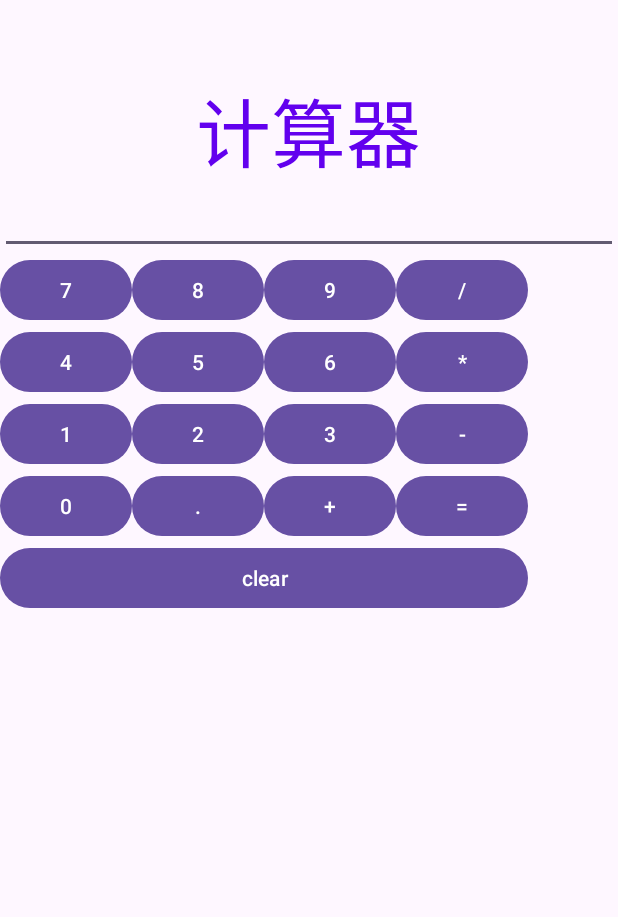
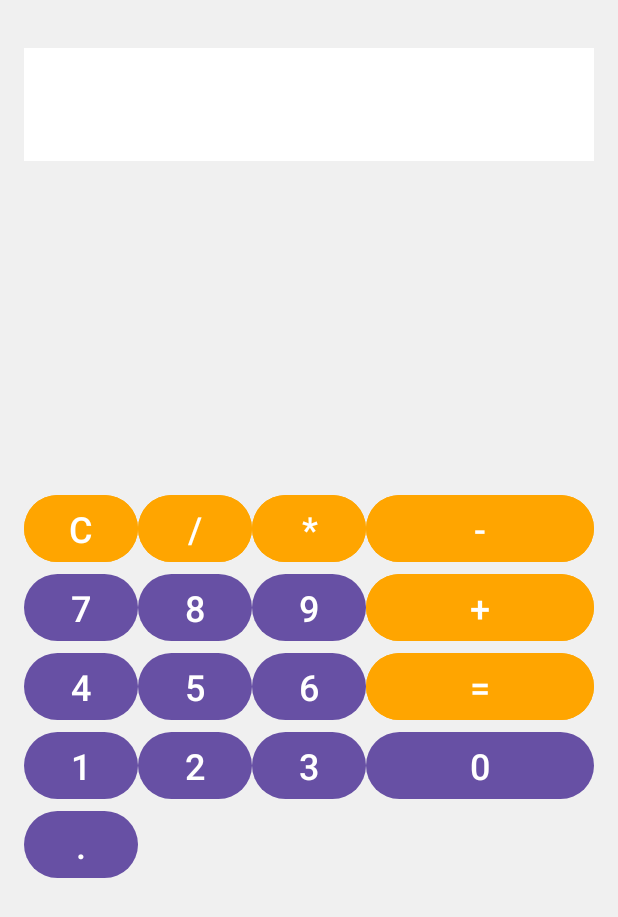
Before and after one commit to Arcanasta/cal, an Android app: the layout activity_calculate.xml on its own in the app's theme, with its tools: preview values and no code run, on a phone screen of 412 x 824 dp. Shown: the top 917 px of the screen. Run offline under Robolectric (Android 15) with nearby library versions, the phone set to English and light mode, and no system bars.

Commit message:
first commit

```diff
--- a/app/src/main/AndroidManifest.xml
+++ b/app/src/main/AndroidManifest.xml
@@ -1,6 +1,7 @@
 <?xml version="1.0" encoding="utf-8"?>
 <manifest xmlns:android="http://schemas.android.com/apk/res/android"
     xmlns:tools="http://schemas.android.com/tools">
+
 
     <application
         android:allowBackup="true"
--- a/app/src/main/res/layout/activity_calculate.xml
+++ b/app/src/main/res/layout/activity_calculate.xml
@@ -1,133 +1,200 @@
 <?xml version="1.0" encoding="utf-8"?>
-<LinearLayout xmlns:android="http://schemas.android.com/apk/res/android"
+<androidx.constraintlayout.widget.ConstraintLayout xmlns:android="http://schemas.android.com/apk/res/android"
     xmlns:app="http://schemas.android.com/apk/res-auto"
-    xmlns:tools="http://schemas.android.com/tools"
     android:layout_width="match_parent"
     android:layout_height="match_parent"
-    android:orientation="vertical">
+    android:background="#F0F0F0">
 
-    <TextView
-        android:id="@+id/tv_title"
-        android:layout_width="wrap_content"
+    <EditText
+        android:id="@+id/inputEditText"
+        android:layout_width="0dp"
         android:layout_height="wrap_content"
-        android:text="计算器"
-        android:textSize="50dp"
-        android:layout_gravity="center"
-        android:layout_marginTop="50dp"
-        android:textColor="@color/purple_500"/>
-    <EditText
-        android:id="@+id/et_show"
-        android:layout_width="match_parent"
+        android:layout_marginTop="32dp"
+        android:layout_marginStart="16dp"
+        android:layout_marginEnd="16dp"
+        android:background="@android:color/white"
+        android:gravity="end|center_vertical"
+        android:padding="16dp"
+        android:textSize="32sp"
+        app:layout_constraintEnd_toEndOf="parent"
+        app:layout_constraintStart_toStartOf="parent"
+        app:layout_constraintTop_toTopOf="parent" />
+
+    <GridLayout
+        android:id="@+id/buttonGridLayout"
+        android:layout_width="0dp"
         android:layout_height="wrap_content"
-        android:layout_gravity="right"/>
-    <LinearLayout
-        android:layout_width="match_parent"
+        android:layout_marginTop="16dp"
+        android:layout_marginStart="16dp"
+        android:layout_marginEnd="16dp"
+        android:layout_marginBottom="32dp"
+        android:columnCount="4"
+        android:rowCount="5"
+        app:layout_constraintBottom_toBottomOf="parent"
+        app:layout_constraintEnd_toEndOf="parent"
+        app:layout_constraintStart_toStartOf="parent"
+        app:layout_constraintTop_toBottomOf="@id/inputEditText">
+
+        <Button
+            android:id="@+id/btnClear"
+            android:layout_width="0dp"
             android:layout_height="wrap_content"
-        android:orientation="vertical">
-        <LinearLayout
-            android:layout_width="match_parent"
+            android:layout_columnWeight="1"
+            android:layout_rowWeight="1"
+            android:backgroundTint="#FFA500"
+            android:text="C"
+            android:textSize="24sp" />
+
+        <Button
+            android:id="@+id/btnDivide"
+            android:layout_width="0dp"
             android:layout_height="wrap_content"
-            android:orientation="horizontal">
+            android:layout_columnWeight="1"
+            android:layout_rowWeight="1"
+            android:backgroundTint="#FFA500"
+            android:text="/"
+            android:textSize="24sp" />
+
         <Button
-                android:id="@+id/btn_7"
-                android:layout_width="wrap_content"
+            android:id="@+id/btnMultiply"
+            android:layout_width="0dp"
             android:layout_height="wrap_content"
-                android:text="7"/>
+            android:layout_columnWeight="1"
+            android:layout_rowWeight="1"
+            android:backgroundTint="#FFA500"
+            android:text="*"
+            android:textSize="24sp" />
+
         <Button
-                android:id="@+id/btn_8"
-                android:layout_width="wrap_content"
+            android:id="@+id/btnSubtract"
+            android:layout_width="0dp"
             android:layout_height="wrap_content"
-                android:text="8"/>
+            android:layout_columnWeight="1"
+            android:layout_rowWeight="1"
+            android:backgroundTint="#FFA500"
+            android:text="-"
+            android:textSize="24sp" />
+
         <Button
-                android:id="@+id/btn_9"
-                android:layout_width="wrap_content"
+            android:id="@+id/btn7"
+            android:layout_width="0dp"
             android:layout_height="wrap_content"
-                android:text="9"/>
+            android:layout_columnWeight="1"
+            android:layout_rowWeight="1"
+            android:text="7"
+            android:textSize="24sp" />
+
         <Button
-                android:id="@+id/btn_divided"
-                android:layout_width="wrap_content"
+            android:id="@+id/btn8"
+            android:layout_width="0dp"
             android:layout_height="wrap_content"
-                android:text="/"/>
-        </LinearLayout>
-        <LinearLayout
-            android:layout_width="match_parent"
+            android:layout_columnWeight="1"
+            android:layout_rowWeight="1"
+            android:text="8"
+            android:textSize="24sp" />
+
+        <Button
+            android:id="@+id/btn9"
+            android:layout_width="0dp"
             android:layout_height="wrap_content"
-            android:orientation="horizontal">
+            android:layout_columnWeight="1"
+            android:layout_rowWeight="1"
+            android:text="9"
+            android:textSize="24sp" />
+
         <Button
-                android:id="@+id/btn_4"
-                android:layout_width="wrap_content"
+            android:id="@+id/btnAdd"
+            android:layout_width="0dp"
             android:layout_height="wrap_content"
-                android:text="4"/>
+            android:layout_columnWeight="1"
+            android:layout_rowWeight="1"
+            android:backgroundTint="#FFA500"
+            android:text="+"
+            android:textSize="24sp" />
+
         <Button
-                android:id="@+id/btn_5"
-                android:layout_width="wrap_content"
+            android:id="@+id/btn4"
+            android:layout_width="0dp"
             android:layout_height="wrap_content"
-                android:text="5"/>
+            android:layout_columnWeight="1"
+            android:layout_rowWeight="1"
+            android:text="4"
+            android:textSize="24sp" />
+
         <Button
-                android:id="@+id/btn_6"
-                android:layout_width="wrap_content"
+            android:id="@+id/btn5"
+            android:layout_width="0dp"
             android:layout_height="wrap_content"
-                android:text="6"/>
+            android:layout_columnWeight="1"
+            android:layout_rowWeight="1"
+            android:text="5"
+            android:textSize="24sp" />
+
         <Button
-                android:id="@+id/btn_times"
-                android:layout_width="wrap_content"
+            android:id="@+id/btn6"
+            android:layout_width="0dp"
             android:layout_height="wrap_content"
-                android:text="*"/>
-        </LinearLayout>
-        <LinearLayout
-            android:layout_width="match_parent"
+            android:layout_columnWeight="1"
+            android:layout_rowWeight="1"
+            android:text="6"
+            android:textSize="24sp" />
+
+        <Button
+            android:id="@+id/btnEqual"
+            android:layout_width="0dp"
             android:layout_height="wrap_content"
-            android:orientation="horizontal">
+            android:layout_columnWeight="1"
+            android:layout_rowWeight="2"
+            android:backgroundTint="#FFA500"
+            android:text="="
+            android:textSize="24sp"
+            app:layout_rowSpan="2" />
+
         <Button
-                android:id="@+id/btn_1"
-                android:layout_width="wrap_content"
+            android:id="@+id/btn1"
+            android:layout_width="0dp"
             android:layout_height="wrap_content"
-                android:text="1"/>
+            android:layout_columnWeight="1"
+            android:layout_rowWeight="1"
+            android:text="1"
+            android:textSize="24sp" />
+
         <Button
-                android:id="@+id/btn_2"
-                android:layout_width="wrap_content"
+            android:id="@+id/btn2"
+            android:layout_width="0dp"
             android:layout_height="wrap_content"
-                android:text="2"/>
+            android:layout_columnWeight="1"
+            android:layout_rowWeight="1"
+            android:text="2"
+            android:textSize="24sp" />
+
         <Button
-                android:id="@+id/btn_3"
-                android:layout_width="wrap_content"
+            android:id="@+id/btn3"
+            android:layout_width="0dp"
             android:layout_height="wrap_content"
-                android:text="3"/>
+            android:layout_columnWeight="1"
+            android:layout_rowWeight="1"
+            android:text="3"
+            android:textSize="24sp" />
+
         <Button
-                android:id="@+id/btn_minus"
-                android:layout_width="wrap_content"
+            android:id="@+id/btn0"
+            android:layout_width="0dp"
             android:layout_height="wrap_content"
-                android:text="-"/>
-        </LinearLayout>
-        <LinearLayout
-            android:layout_width="match_parent"
+            android:layout_columnWeight="2"
+            android:layout_rowWeight="1"
+            android:text="0"
+            android:textSize="24sp"
+            app:layout_columnSpan="2" />
+
+        <Button
+            android:id="@+id/btnDot"
+            android:layout_width="0dp"
             android:layout_height="wrap_content"
-            android:orientation="horizontal">
-            <Button
-                android:id="@+id/btn_0"
-                android:layout_width="wrap_content"
-                android:layout_height="wrap_content"
-                android:text="0"/>
-            <Button
-                android:id="@+id/btn_point"
-                android:layout_width="wrap_content"
-                android:layout_height="wrap_content"
-                android:text="."/>
-            <Button
-                android:id="@+id/btn_plus"
-                android:layout_width="wrap_content"
-                android:layout_height="wrap_content"
-                android:text="+"/>
-            <Button
-                android:id="@+id/btn_equal"
-                android:layout_width="wrap_content"
-                android:layout_height="wrap_content"
-                android:text="="/>
-        </LinearLayout>
-        <Button
-            android:id="@+id/btn_clear"
-            android:layout_width="352dp"
-            android:layout_height="wrap_content"
-            android:text="clear"/>
-    </LinearLayout>
-</LinearLayout>
+            android:layout_columnWeight="1"
+            android:layout_rowWeight="1"
+            android:text="."
+            android:textSize="24sp" />
+
+    </GridLayout>
+</androidx.constraintlayout.widget.ConstraintLayout>
```
Also changed, not shown: app/src/main/java/com/example/calculator/CalculatorActivity.java (+103 -154 lines). Lines whose indentation alone changed are shown as unchanged.
